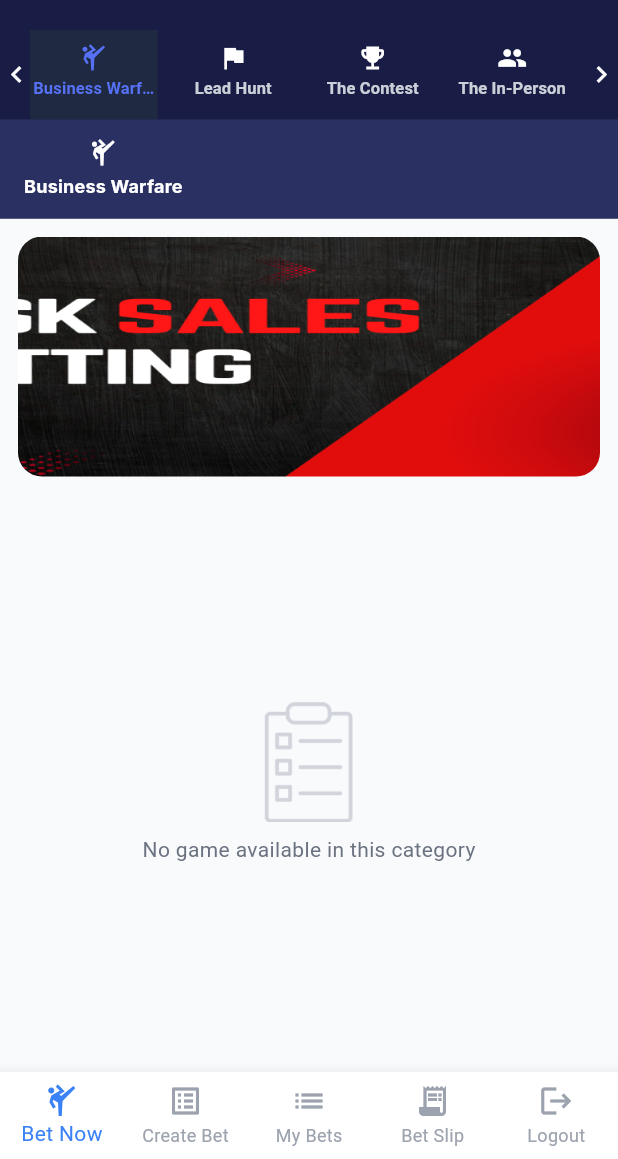
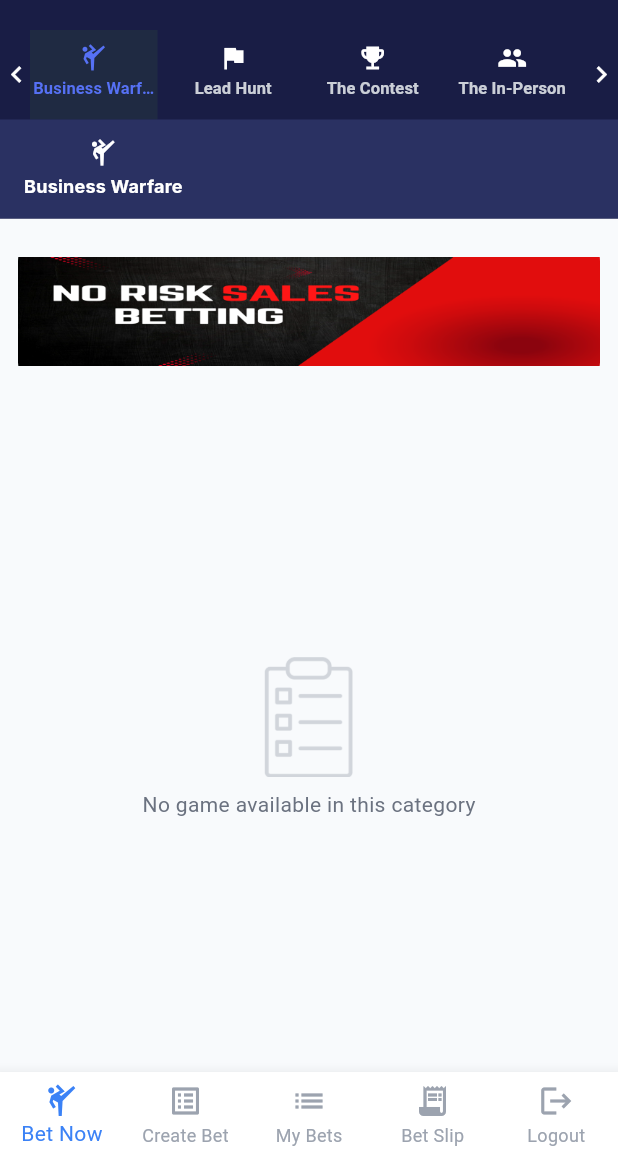
Before and after one commit to iamparthsanghani/FGPEquity, a Flutter app: the screen it shows once a user with an empty profile is signed in, on a phone screen of 412 x 824 dp, the part 77-1236 px from its top. Run offline on Flutter 3.47's test engine with Material 3 defaults, Android fonts, the phone set to English and light mode, and no system bars; our stand-ins replace cloud_firestore, equatable, firebase_auth, firebase_core, flutter_bloc, google_fonts; accounts and stored records are empty.

Commit message:
Project Documentation

```diff
--- a/lib/screens/dashboard/dashboard_screen_mobile.dart
+++ b/lib/screens/dashboard/dashboard_screen_mobile.dart
@@ -46,8 +46,8 @@ class _DashboardScreenMobileState extends State<DashboardScreenMobile> {
               borderRadius: BorderRadius.circular(16),
               child: Image.asset(
                 'assets/images/header.png',
-                fit: BoxFit.cover,
-                height: 160,
+                fit: BoxFit.contain,
+                height: 100,
                 width: double.infinity,
               ),
             ),
```
